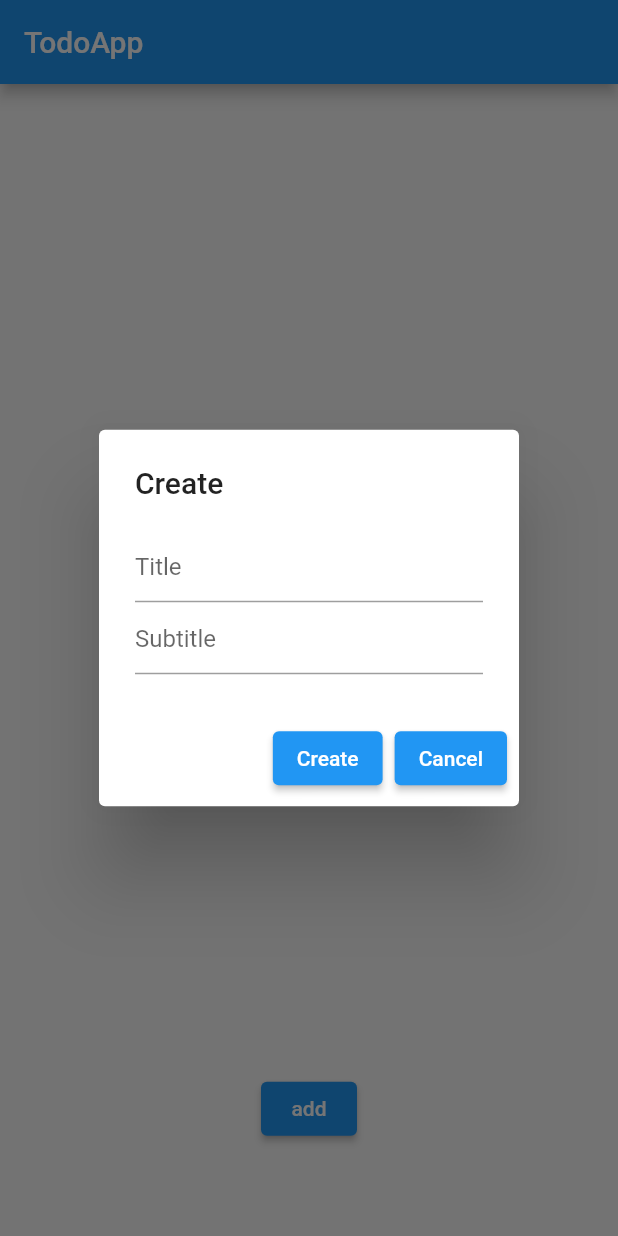
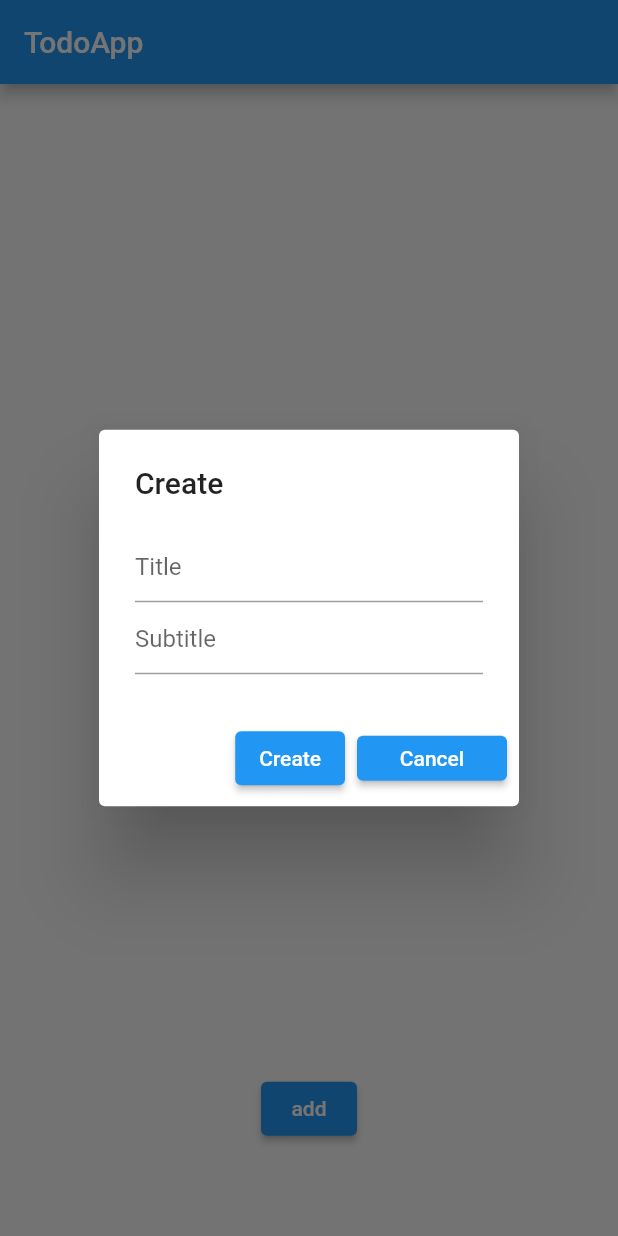
Before and after one commit to DOJYDOMINIC/todo, a Flutter app: the screen it shows after launch, after a tap on "add", on a phone screen of 412 x 824 dp. Run offline on Flutter 3.47's test engine with Material 2 defaults, Android fonts, the phone set to English and light mode, and no system bars; our stand-ins replace google_fonts, hive, hive_flutter; accounts and stored records are empty.

```diff
--- a/lib/view/homepage.dart
+++ b/lib/view/homepage.dart
@@ -136,11 +136,15 @@ class _HomepageState extends State<Homepage> {
                         },
                         child: Text("Create"),
                       ),
-                      ElevatedButton(
-                        onPressed: () {
-                          Navigator.pop(context);
-                        },
-                        child: Text("Cancel"),
+                      SizedBox(
+                        height: 30,
+                        width:100,
+                        child: ElevatedButton(
+                          onPressed: () {
+                            Navigator.pop(context);
+                          },
+                          child: Text("Cancel"),
+                        ),
                       ),
                     ],
                   ),
```
Also changed, not shown: lib/control/providerone.dart (+4 -3 lines).
